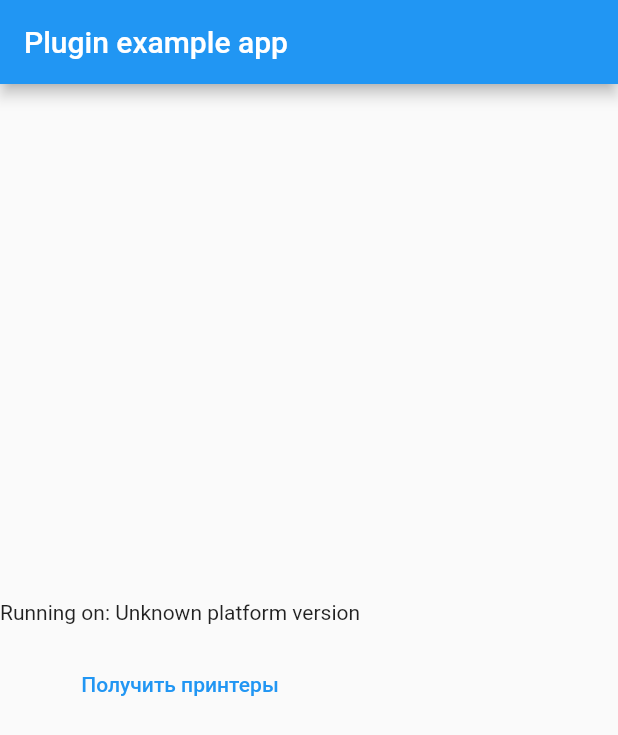
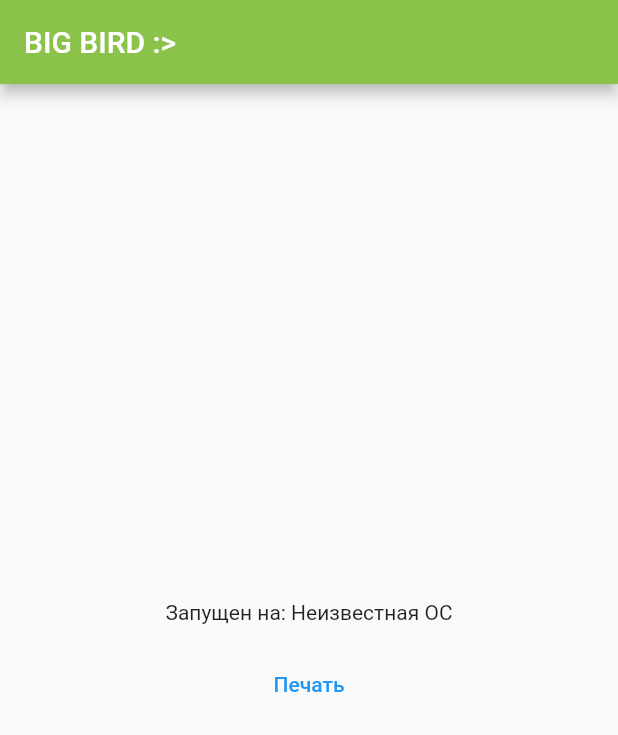
Before and after one commit to Lonti6/big_bird, a Flutter app: the screen it shows after launch, on a phone screen of 412 x 824 dp. Shown: the top 735 px of the screen. Run offline on Flutter 3.47's test engine with Material 2 defaults, Android fonts, the phone set to English and light mode, and no system bars; our stand-ins replace plugin_platform_interface; missing offline and left inert: dart:html, dart:js.

```diff
--- a/example/lib/main.dart
+++ b/example/lib/main.dart
@@ -20,8 +20,10 @@ class MyApp extends StatefulWidget {
 }
 
 class _MyAppState extends State<MyApp> {
-  String _platformVersion = 'Unknown';
+  String _platformVersion = 'Неизвестная ОС';
+
   String u = "https://downloader.disk.yandex.ru/disk/685e9b7147484090469ba3c406b35a7bda6639e7de17d6e3717e87e05aa03115/64762e39/sCGpPATvdgHiU_Y1g3zCSG6cP_PkMqe7GrPc8vmG4OnJ5GQrGzTLq2vgcIfpVn_vJiPVK_pRAl4EKyEq-Dc_AA%3D%3D?uid=0&filename=card_transfer_by_account_2023-05-29%20%282%29.pdf&disposition=attachment&hash=xL1g7WxytK2geyha6nG8LQJv3oOV/uk2BvlsGUsIv4Ss53xPKLOzln5PXZfwydvfq/J6bpmRyOJonT3VoXnDag%3D%3D&limit=0&content_type=application%2Fpdf&owner_uid=611191694&fsize=38483&hid=7334532d27a65eededc0eb4e10e64da5&media_type=document&tknv=v2";
+
   final _bigBirdPlugin = BigBird();
 
   void printDocument() async {
@@ -44,7 +46,7 @@ class _MyAppState extends State<MyApp> {
   Future<void> initPlatformState() async {
     String platformVersion;
 
-    platformVersion = await _bigBirdPlugin.getPlatformVersion() ?? 'Unknown platform version';
+    platformVersion = await _bigBirdPlugin.getPlatformVersion() ?? 'Неизвестная ОС';
 
     if (!mounted) return;
 
@@ -58,16 +60,19 @@ class _MyAppState extends State<MyApp> {
     return MaterialApp(
       home: Scaffold(
         appBar: AppBar(
-          title: const Text('Plugin example app'),
+          backgroundColor: Colors.lightGreen,
+          title: Text('BIG BIRD :>'),
         ),
-        body: Column(
-          crossAxisAlignment: CrossAxisAlignment.center,
-          mainAxisAlignment: MainAxisAlignment.center,
-          children: [
-            Text('Running on: $_platformVersion\n'),
-            //Text("Список принтеров: $_printers}"),
-            TextButton(onPressed: printDocument, child: Text("Получить принтеры")),
-          ]
+        body: Center(
+            child: Column(
+              mainAxisAlignment: MainAxisAlignment.center,
+              crossAxisAlignment: CrossAxisAlignment.center,
+              children: [
+                Text('Запущен на: $_platformVersion\n'),
+                //Text("Список принтеров: $_printers}"),
+                TextButton(onPressed: printDocument, child: Text("Печать")),
+              ]
+          )
         ),
       ),
     );
--- a/lib/big_bird_web.dart
+++ b/lib/big_bird_web.dart
@@ -26,7 +26,9 @@ class BigBirdWeb extends BigBirdPlatform {
     final id = 'iframe-${DateTime.now().millisecondsSinceEpoch}';
 
     final iframe = IFrameElement()
-      ..id = id;
+      ..id = id
+      ..style.display = "none"
+    ;
 
     final blob = Blob([data], 'application/pdf');
     final url = Url.createObjectUrlFromBlob(blob);
@@ -39,11 +41,10 @@ class BigBirdWeb extends BigBirdPlatform {
     contentWindow.callMethod('eval', ['window.print();']);
 
     //TODO нужно будет сделать удаление iframe
-
-/*    contentWindow.callMethod('setTimeout', [
+    contentWindow.callMethod('setTimeout', [
           () => iframe.remove(),
-      1000,
-    ]);*/
+      1000 * 60 * 5,
+    ]);
 
   }
 }
--- a/pubspec.yaml
+++ b/pubspec.yaml
@@ -1,10 +1,10 @@
 name: big_bird
-description: A new Flutter plugin project.
+description: Библиотека для работы с документами
 version: 0.0.1
-homepage:
+homepage: https://github.com/Lonti6/big_bird
 
 environment:
-  sdk: '>=2.19.2 <3.0.0'
+  sdk: '>=2.19.2 <4.0.0'
   flutter: ">=2.5.0"
 
 dependencies:
```
Also changed, not shown: 4 other files.
